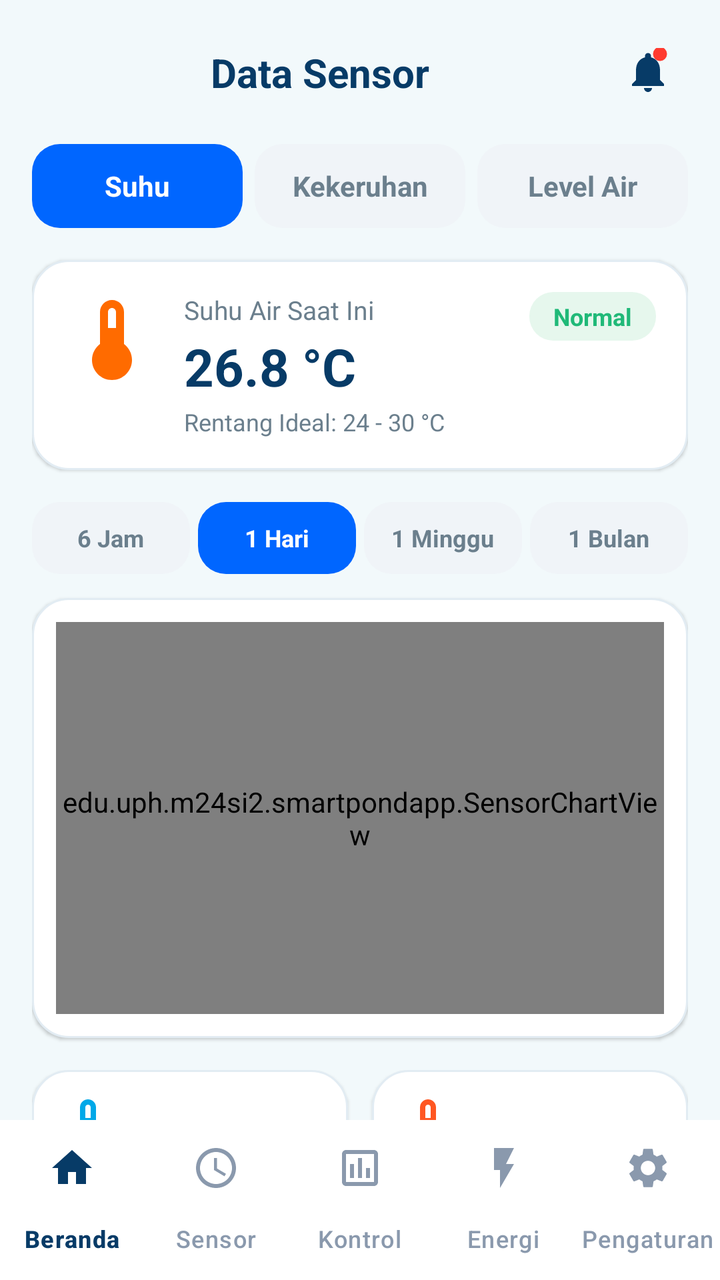
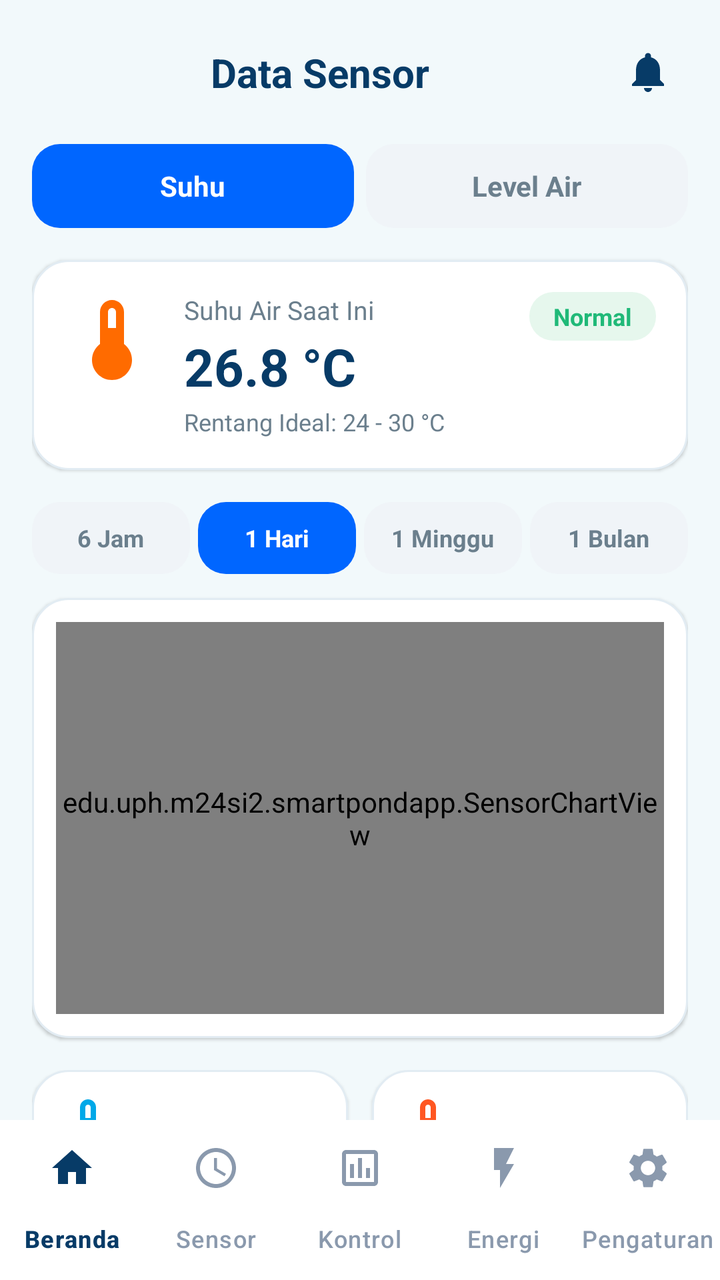

Screens rendered from an Android XML layout before and after an edit, with the pre-edit source and the edit as a unified diff.
<!-- AndroidManifest.xml: application theme Theme.SmartPondApp -->
<!-- res/layout/activity_sensor.xml -->
<?xml version="1.0" encoding="utf-8"?>
<androidx.constraintlayout.widget.ConstraintLayout xmlns:android="http://schemas.android.com/apk/res/android"
    xmlns:app="http://schemas.android.com/apk/res-auto"
    xmlns:tools="http://schemas.android.com/tools"
    android:id="@+id/mainSensor"
    android:layout_width="match_parent"
    android:layout_height="match_parent"
    android:background="@color/sp_background"
    tools:context=".SensorActivity">

    
    <androidx.constraintlayout.widget.ConstraintLayout
        android:id="@+id/headerBar"
        android:layout_width="match_parent"
        android:layout_height="wrap_content"
        android:paddingHorizontal="16dp"
        android:paddingTop="16dp"
        android:paddingBottom="12dp"
        app:layout_constraintTop_toTopOf="parent">

        <TextView
            android:id="@+id/tvHeaderTitle"
            android:layout_width="wrap_content"
            android:layout_height="wrap_content"
            android:text="@string/title_data_sensor"
            android:textColor="@color/sp_navy"
            android:textSize="20sp"
            android:textStyle="bold"
            app:layout_constraintBottom_toBottomOf="parent"
            app:layout_constraintEnd_toStartOf="@id/btnNotification"
            app:layout_constraintStart_toStartOf="parent"
            app:layout_constraintTop_toTopOf="parent" />

        <ImageButton
            android:id="@+id/btnNotification"
            android:layout_width="40dp"
            android:layout_height="40dp"
            android:background="?attr/selectableItemBackgroundBorderless"
            android:contentDescription="@string/cd_notification"
            android:src="@drawable/ic_bell_badge_24"
            app:layout_constraintBottom_toBottomOf="parent"
            app:layout_constraintEnd_toEndOf="parent"
            app:layout_constraintTop_toTopOf="parent" />

    </androidx.constraintlayout.widget.ConstraintLayout>

    
    <androidx.core.widget.NestedScrollView
        android:id="@+id/scrollSensor"
        android:layout_width="match_parent"
        android:layout_height="0dp"
        android:fillViewport="true"
        app:layout_constraintBottom_toTopOf="@id/bottomNavigation"
        app:layout_constraintTop_toBottomOf="@id/headerBar">

        <LinearLayout
            android:layout_width="match_parent"
            android:layout_height="wrap_content"
            android:orientation="vertical"
            android:paddingHorizontal="16dp"
            android:paddingBottom="24dp">

            
            <LinearLayout
                android:layout_width="match_parent"
                android:layout_height="wrap_content"
                android:layout_marginTop="4dp"
                android:orientation="horizontal">

                <TextView
                    android:id="@+id/tabSuhu"
                    android:layout_width="0dp"
                    android:layout_height="42dp"
                    android:layout_marginEnd="6dp"
                    android:layout_weight="1"
                    android:background="@drawable/bg_tab_selected"
                    android:gravity="center"
                    android:text="@string/tab_suhu"
                    android:textColor="#FFFFFF"
                    android:textSize="14sp"
                    android:textStyle="bold" />

                <TextView
                    android:id="@+id/tabKekeruhan"
                    android:layout_width="0dp"
                    android:layout_height="42dp"
                    android:layout_marginEnd="6dp"
                    android:layout_weight="1"
                    android:background="@drawable/bg_tab_unselected"
                    android:gravity="center"
                    android:text="@string/tab_kekeruhan"
                    android:textColor="@color/sp_muted"
                    android:textSize="14sp"
                    android:textStyle="bold" />

                <TextView
                    android:id="@+id/tabLevelAir"
                    android:layout_width="0dp"
                    android:layout_height="42dp"
                    android:layout_weight="1"
                    android:background="@drawable/bg_tab_unselected"
                    android:gravity="center"
                    android:text="@string/tab_level_air"
                    android:textColor="@color/sp_muted"
                    android:textSize="14sp"
                    android:textStyle="bold" />

            </LinearLayout>

            
            <androidx.constraintlayout.widget.ConstraintLayout
                android:id="@+id/cardCurrentSensor"
                android:layout_width="match_parent"
                android:layout_height="wrap_content"
                android:layout_marginTop="16dp"
                android:background="@drawable/bg_card_rounded"
                android:elevation="1dp"
                android:padding="16dp">

                <ImageView
                    android:id="@+id/ivMainSensorIcon"
                    android:layout_width="48dp"
                    android:layout_height="48dp"
                    android:contentDescription="@string/title_water_temp"
                    android:src="@drawable/ic_thermometer"
                    app:layout_constraintStart_toStartOf="parent"
                    app:layout_constraintTop_toTopOf="parent" />

                <TextView
                    android:id="@+id/tvMainSensorTitle"
                    android:layout_width="0dp"
                    android:layout_height="wrap_content"
                    android:layout_marginStart="12dp"
                    android:text="@string/suhu_air_saat_ini"
                    android:textColor="@color/sp_muted"
                    android:textSize="13sp"
                    app:layout_constraintEnd_toStartOf="@id/tvMainSensorBadge"
                    app:layout_constraintStart_toEndOf="@id/ivMainSensorIcon"
                    app:layout_constraintTop_toTopOf="@id/ivMainSensorIcon" />

                <TextView
                    android:id="@+id/tvMainSensorValue"
                    android:layout_width="0dp"
                    android:layout_height="wrap_content"
                    android:layout_marginStart="12dp"
                    android:layout_marginTop="2dp"
                    android:text="@string/default_suhu_val"
                    android:textColor="@color/sp_navy"
                    android:textSize="26sp"
                    android:textStyle="bold"
                    app:layout_constraintEnd_toStartOf="@id/tvMainSensorBadge"
                    app:layout_constraintStart_toEndOf="@id/ivMainSensorIcon"
                    app:layout_constraintTop_toBottomOf="@id/tvMainSensorTitle" />

                <TextView
                    android:id="@+id/tvMainSensorSubtext"
                    android:layout_width="0dp"
                    android:layout_height="wrap_content"
                    android:layout_marginStart="12dp"
                    android:layout_marginTop="2dp"
                    android:text="@string/rentang_ideal_suhu"
                    android:textColor="@color/sp_muted"
                    android:textSize="12sp"
                    app:layout_constraintEnd_toEndOf="parent"
                    app:layout_constraintStart_toEndOf="@id/ivMainSensorIcon"
                    app:layout_constraintTop_toBottomOf="@id/tvMainSensorValue" />

                <TextView
                    android:id="@+id/tvMainSensorBadge"
                    android:layout_width="wrap_content"
                    android:layout_height="wrap_content"
                    android:background="@drawable/bg_status_badge"
                    android:paddingHorizontal="12dp"
                    android:paddingVertical="4dp"
                    android:text="@string/badge_normal"
                    android:textColor="@color/sp_green"
                    android:textSize="12sp"
                    android:textStyle="bold"
                    app:layout_constraintEnd_toEndOf="parent"
                    app:layout_constraintTop_toTopOf="parent" />

            </androidx.constraintlayout.widget.ConstraintLayout>

            
            <LinearLayout
                android:layout_width="match_parent"
                android:layout_height="wrap_content"
                android:layout_marginTop="16dp"
                android:orientation="horizontal">

                <TextView
                    android:id="@+id/btnTime6h"
                    android:layout_width="0dp"
                    android:layout_height="36dp"
                    android:layout_marginEnd="4dp"
                    android:layout_weight="1"
                    android:background="@drawable/bg_tab_unselected"
                    android:gravity="center"
                    android:text="@string/filter_6_jam"
                    android:textColor="@color/sp_muted"
                    android:textSize="12sp"
                    android:textStyle="bold" />

                <TextView
                    android:id="@+id/btnTime1d"
                    android:layout_width="0dp"
                    android:layout_height="36dp"
                    android:layout_marginEnd="4dp"
                    android:layout_weight="1"
                    android:background="@drawable/bg_tab_selected"
                    android:gravity="center"
                    android:text="@string/filter_1_hari"
                    android:textColor="#FFFFFF"
                    android:textSize="12sp"
                    android:textStyle="bold" />

                <TextView
                    android:id="@+id/btnTime1w"
                    android:layout_width="0dp"
                    android:layout_height="36dp"
                    android:layout_marginEnd="4dp"
                    android:layout_weight="1"
                    android:background="@drawable/bg_tab_unselected"
                    android:gravity="center"
                    android:text="@string/filter_1_minggu"
                    android:textColor="@color/sp_muted"
                    android:textSize="12sp"
                    android:textStyle="bold" />

                <TextView
                    android:id="@+id/btnTime1m"
                    android:layout_width="0dp"
                    android:layout_height="36dp"
                    android:layout_weight="1"
                    android:background="@drawable/bg_tab_unselected"
                    android:gravity="center"
                    android:text="@string/filter_1_bulan"
                    android:textColor="@color/sp_muted"
                    android:textSize="12sp"
                    android:textStyle="bold" />

            </LinearLayout>

            
            <androidx.constraintlayout.widget.ConstraintLayout
                android:id="@+id/cardChart"
                android:layout_width="match_parent"
                android:layout_height="220dp"
                android:layout_marginTop="12dp"
                android:background="@drawable/bg_card_rounded"
                android:elevation="1dp"
                android:padding="12dp">

                <edu.uph.m24si2.smartpondapp.SensorChartView
                    android:id="@+id/sensorChartView"
                    android:layout_width="match_parent"
                    android:layout_height="match_parent" />

            </androidx.constraintlayout.widget.ConstraintLayout>

            
            <LinearLayout
                android:layout_width="match_parent"
                android:layout_height="wrap_content"
                android:layout_marginTop="16dp"
                android:baselineAligned="false"
                android:orientation="horizontal">

                
                <androidx.constraintlayout.widget.ConstraintLayout
                    android:id="@+id/cardMin"
                    android:layout_width="0dp"
                    android:layout_height="110dp"
                    android:layout_marginEnd="6dp"
                    android:layout_weight="1"
                    android:background="@drawable/bg_card_rounded"
                    android:elevation="1dp"
                    android:padding="12dp">

                    <ImageView
                        android:id="@+id/ivMinIcon"
                        android:layout_width="32dp"
                        android:layout_height="32dp"
                        android:contentDescription="@string/cd_icon_low"
                        android:src="@drawable/ic_thermometer_blue"
                        app:layout_constraintStart_toStartOf="parent"
                        app:layout_constraintTop_toTopOf="parent" />

                    <LinearLayout
                        android:layout_width="0dp"
                        android:layout_height="wrap_content"
                        android:layout_marginStart="8dp"
                        android:orientation="vertical"
                        app:layout_constraintBottom_toBottomOf="parent"
                        app:layout_constraintEnd_toEndOf="parent"
                        app:layout_constraintStart_toEndOf="@id/ivMinIcon"
                        app:layout_constraintTop_toTopOf="parent">

                        <TextView
                            android:id="@+id/tvMinTitle"
                            android:layout_width="wrap_content"
                            android:layout_height="wrap_content"
                            android:text="@string/suhu_terendah"
                            android:textColor="@color/sp_muted"
                            android:textSize="11sp" />

                        <TextView
                            android:id="@+id/tvMinVal"
                            android:layout_width="wrap_content"
                            android:layout_height="wrap_content"
                            android:layout_marginTop="2dp"
                            android:text="@string/default_min_val"
                            android:textColor="@color/sp_navy"
                            android:textSize="18sp"
                            android:textStyle="bold" />

                        <TextView
                            android:id="@+id/tvMinTime"
                            android:layout_width="wrap_content"
                            android:layout_height="wrap_content"
                            android:text="@string/default_min_time"
                            android:textColor="@color/sp_muted"
                            android:textSize="11sp" />

                    </LinearLayout>

                </androidx.constraintlayout.widget.ConstraintLayout>

                
                <androidx.constraintlayout.widget.ConstraintLayout
                    android:id="@+id/cardMax"
                    android:layout_width="0dp"
                    android:layout_height="110dp"
                    android:layout_marginStart="6dp"
                    android:layout_weight="1"
                    android:background="@drawable/bg_card_rounded"
                    android:elevation="1dp"
                    android:padding="12dp">

                    <ImageView
                        android:id="@+id/ivMaxIcon"
                        android:layout_width="32dp"
                        android:layout_height="32dp"
                        android:contentDescription="@string/cd_icon_high"
                        android:src="@drawable/ic_thermometer_orange"
                        app:layout_constraintStart_toStartOf="parent"
                        app:layout_constraintTop_toTopOf="parent" />

                    <LinearLayout
                        android:layout_width="0dp"
                        android:layout_height="wrap_content"
                        android:layout_marginStart="8dp"
                        android:orientation="vertical"
                        app:layout_constraintBottom_toBottomOf="parent"
                        app:layout_constraintEnd_toEndOf="parent"
                        app:layout_constraintStart_toEndOf="@id/ivMaxIcon"
                        app:layout_constraintTop_toTopOf="parent">

                        <TextView
                            android:id="@+id/tvMaxTitle"
                            android:layout_width="wrap_content"
                            android:layout_height="wrap_content"
                            android:text="@string/suhu_tertinggi"
                            android:textColor="@color/sp_muted"
                            android:textSize="11sp" />

                        <TextView
                            android:id="@+id/tvMaxVal"
                            android:layout_width="wrap_content"
                            android:layout_height="wrap_content"
                            android:layout_marginTop="2dp"
                            android:text="@string/default_max_val"
                            android:textColor="@color/sp_navy"
                            android:textSize="18sp"
                            android:textStyle="bold" />

                        <TextView
                            android:id="@+id/tvMaxTime"
                            android:layout_width="wrap_content"
                            android:layout_height="wrap_content"
                            android:text="@string/default_max_time"
                            android:textColor="@color/sp_muted"
                            android:textSize="11sp" />

                    </LinearLayout>

                </androidx.constraintlayout.widget.ConstraintLayout>

            </LinearLayout>

            
            <androidx.constraintlayout.widget.ConstraintLayout
                android:id="@+id/cardAvg"
                android:layout_width="match_parent"
                android:layout_height="80dp"
                android:layout_marginTop="12dp"
                android:background="@drawable/bg_card_rounded"
                android:elevation="1dp"
                android:padding="14dp">

                <ImageView
                    android:id="@+id/ivAvgIcon"
                    android:layout_width="36dp"
                    android:layout_height="36dp"
                    android:contentDescription="@string/cd_icon_avg"
                    android:src="@drawable/ic_thermometer"
                    app:layout_constraintBottom_toBottomOf="parent"
                    app:layout_constraintStart_toStartOf="parent"
                    app:layout_constraintTop_toTopOf="parent" />

                <LinearLayout
                    android:layout_width="0dp"
                    android:layout_height="wrap_content"
                    android:layout_marginStart="12dp"
                    android:orientation="vertical"
                    app:layout_constraintBottom_toBottomOf="parent"
                    app:layout_constraintEnd_toEndOf="parent"
                    app:layout_constraintStart_toEndOf="@id/ivAvgIcon"
                    app:layout_constraintTop_toTopOf="parent">

                    <TextView
                        android:id="@+id/tvAvgTitle"
                        android:layout_width="wrap_content"
                        android:layout_height="wrap_content"
                        android:text="@string/rata_rata_hari_ini"
                        android:textColor="@color/sp_muted"
                        android:textSize="12sp" />

                    <TextView
                        android:id="@+id/tvAvgVal"
                        android:layout_width="wrap_content"
                        android:layout_height="wrap_content"
                        android:layout_marginTop="2dp"
                        android:text="@string/default_avg_val"
                        android:textColor="@color/sp_navy"
                        android:textSize="18sp"
                        android:textStyle="bold" />

                </LinearLayout>

            </androidx.constraintlayout.widget.ConstraintLayout>

        </LinearLayout>

    </androidx.core.widget.NestedScrollView>

    
    <com.google.android.material.bottomnavigation.BottomNavigationView
        android:id="@+id/bottomNavigation"
        android:layout_width="match_parent"
        android:layout_height="wrap_content"
        android:background="@color/sp_card_bg"
        app:elevation="8dp"
        app:itemIconTint="@color/nav_item_color"
        app:itemRippleColor="#1A073B67"
        app:itemTextColor="@color/nav_item_color"
        app:labelVisibilityMode="labeled"
        app:layout_constraintBottom_toBottomOf="parent"
        app:menu="@menu/bottom_nav_menu" />

</androidx.constraintlayout.widget.ConstraintLayout>
<!-- resources referenced by this layout -->
<resources>
  <color name="sp_background">#F2F9FB</color>
  <color name="sp_card_bg">#FFFFFF</color>
  <color name="sp_green">#20B978</color>
  <color name="sp_muted">#6B7F8D</color>
  <color name="sp_navy">#073B67</color>
  <!-- drawable bg_card_rounded (drawable) -->
  <?xml version="1.0" encoding="utf-8"?>
  <shape xmlns:android="http://schemas.android.com/apk/res/android"
      android:shape="rectangle">
      <solid android:color="@color/sp_card_bg" />
      <corners android:radius="18dp" />
      <stroke
          android:width="1dp"
          android:color="@color/sp_card_stroke" />
  </shape>
  <!-- drawable bg_status_badge (drawable) -->
  <?xml version="1.0" encoding="utf-8"?>
  <shape xmlns:android="http://schemas.android.com/apk/res/android"
      android:shape="rectangle">
      <solid android:color="@color/sp_green_bg" />
      <corners android:radius="12dp" />
  </shape>
  <!-- drawable bg_tab_selected (drawable) -->
  <?xml version="1.0" encoding="utf-8"?>
  <shape xmlns:android="http://schemas.android.com/apk/res/android"
      android:shape="rectangle">
      <solid android:color="#0066FF" />
      <corners android:radius="14dp" />
  </shape>
  <!-- drawable bg_tab_unselected (drawable) -->
  <?xml version="1.0" encoding="utf-8"?>
  <shape xmlns:android="http://schemas.android.com/apk/res/android"
      android:shape="rectangle">
      <solid android:color="#F0F4F8" />
      <corners android:radius="14dp" />
  </shape>
  <!-- drawable ic_bell_badge_24 (drawable) -->
  <?xml version="1.0" encoding="utf-8"?>
  <vector xmlns:android="http://schemas.android.com/apk/res/android"
      android:width="24dp"
      android:height="24dp"
      android:viewportWidth="24"
      android:viewportHeight="24">
      <path
          android:fillColor="@color/sp_navy"
          android:pathData="M12,22c1.1,0 2,-0.9 2,-2h-4c0,1.1 0.89,2 2,2z M18,16v-5c0,-3.07 -1.63,-5.64 -4.5,-6.32V4c0,-0.83 -0.67,-1.5 -1.5,-1.5s-1.5,0.67 -1.5,1.5v0.68C7.64,5.36 6,7.92 6,11v5l-2,2v1h16v-1l-2,-2z" />
      <path
          android:fillColor="#FF3B30"
          android:pathData="M18,3m-3.5,0a3.5,3.5 0 1,0 7,0a3.5,3.5 0 1,0 -7,0" />
  </vector>
  <string name="badge_normal">Normal</string>
  <string name="cd_icon_avg">Icon Avg</string>
  <string name="cd_icon_high">Icon High</string>
  <string name="cd_icon_low">Icon Low</string>
  <string name="cd_notification">Notifikasi</string>
  <string name="default_avg_val">27.1 °C</string>
  <string name="default_max_time">14.20</string>
  <string name="default_max_val">29.2 °C</string>
  <string name="default_min_time">04.30</string>
  <string name="default_min_val">25.1 °C</string>
  <string name="default_suhu_val">26.8 °C</string>
  <string name="filter_1_bulan">1 Bulan</string>
  <string name="filter_1_hari">1 Hari</string>
  <string name="filter_1_minggu">1 Minggu</string>
  <string name="filter_6_jam">6 Jam</string>
  <string name="rata_rata_hari_ini">Rata-rata Hari Ini</string>
  <string name="rentang_ideal_suhu">Rentang Ideal: 24 - 30 °C</string>
  <string name="suhu_air_saat_ini">Suhu Air Saat Ini</string>
  <string name="suhu_terendah">Suhu Terendah</string>
  <string name="suhu_tertinggi">Suhu Tertinggi</string>
  <string name="tab_kekeruhan">Kekeruhan</string>
  <string name="tab_level_air">Level Air</string>
  <string name="tab_suhu">Suhu</string>
  <string name="title_data_sensor">Data Sensor</string>
  <string name="title_water_temp">Suhu Air</string>
  <style name="Theme.SmartPondApp" parent="Base.Theme.SmartPondApp" />
  <color name="sp_card_stroke">#E2ECF3</color>
  <color name="sp_green_bg">#E6F7ED</color>
  <style name="Base.Theme.SmartPondApp" parent="Theme.Material3.DayNight.NoActionBar">
          
          
      </style>
  <!-- unchanged entries left out for length: 3 -->
</resources>

<!-- the commit's change to res/layout/activity_sensor.xml (unified diff, before → after) -->
@@ -37,7 +37,7 @@
             android:layout_height="40dp"
             android:background="?attr/selectableItemBackgroundBorderless"
             android:contentDescription="@string/cd_notification"
-            android:src="@drawable/ic_bell_badge_24"
+            android:src="@drawable/ic_bell_24"
             app:layout_constraintBottom_toBottomOf="parent"
             app:layout_constraintEnd_toEndOf="parent"
             app:layout_constraintTop_toTopOf="parent" />
@@ -77,19 +77,6 @@
                     android:gravity="center"
                     android:text="@string/tab_suhu"
                     android:textColor="#FFFFFF"
-                    android:textSize="14sp"
-                    android:textStyle="bold" />
-
-                <TextView
-                    android:id="@+id/tabKekeruhan"
-                    android:layout_width="0dp"
-                    android:layout_height="42dp"
-                    android:layout_marginEnd="6dp"
-                    android:layout_weight="1"
-                    android:background="@drawable/bg_tab_unselected"
-                    android:gravity="center"
-                    android:text="@string/tab_kekeruhan"
-                    android:textColor="@color/sp_muted"
                     android:textSize="14sp"
                     android:textStyle="bold" />
 
<!-- resource entries referenced after the edit -->
@@ -36,7 +36,7 @@
       <solid android:color="#F0F4F8" />
       <corners android:radius="14dp" />
   </shape>
-  <!-- drawable ic_bell_badge_24 (drawable) -->
+  <!-- drawable ic_bell_24 (drawable) -->
   <?xml version="1.0" encoding="utf-8"?>
   <vector xmlns:android="http://schemas.android.com/apk/res/android"
       android:width="24dp"
@@ -46,9 +46,6 @@
       <path
           android:fillColor="@color/sp_navy"
           android:pathData="M12,22c1.1,0 2,-0.9 2,-2h-4c0,1.1 0.89,2 2,2z M18,16v-5c0,-3.07 -1.63,-5.64 -4.5,-6.32V4c0,-0.83 -0.67,-1.5 -1.5,-1.5s-1.5,0.67 -1.5,1.5v0.68C7.64,5.36 6,7.92 6,11v5l-2,2v1h16v-1l-2,-2z" />
-      <path
-          android:fillColor="#FF3B30"
-          android:pathData="M18,3m-3.5,0a3.5,3.5 0 1,0 7,0a3.5,3.5 0 1,0 -7,0" />
   </vector>
   <string name="badge_normal">Normal</string>
   <string name="cd_icon_avg">Icon Avg</string>
@@ -70,7 +67,6 @@
   <string name="suhu_air_saat_ini">Suhu Air Saat Ini</string>
   <string name="suhu_terendah">Suhu Terendah</string>
   <string name="suhu_tertinggi">Suhu Tertinggi</string>
-  <string name="tab_kekeruhan">Kekeruhan</string>
   <string name="tab_level_air">Level Air</string>
   <string name="tab_suhu">Suhu</string>
   <string name="title_data_sensor">Data Sensor</string>
@@ -80,7 +76,7 @@
   <color name="sp_green_bg">#E6F7ED</color>
   <style name="Base.Theme.SmartPondApp" parent="Theme.Material3.DayNight.NoActionBar">
           
-          
+          <item name="colorPrimary">#073B67</item>
       </style>
   <!-- unchanged entries left out for length: 3 -->
 </resources>
